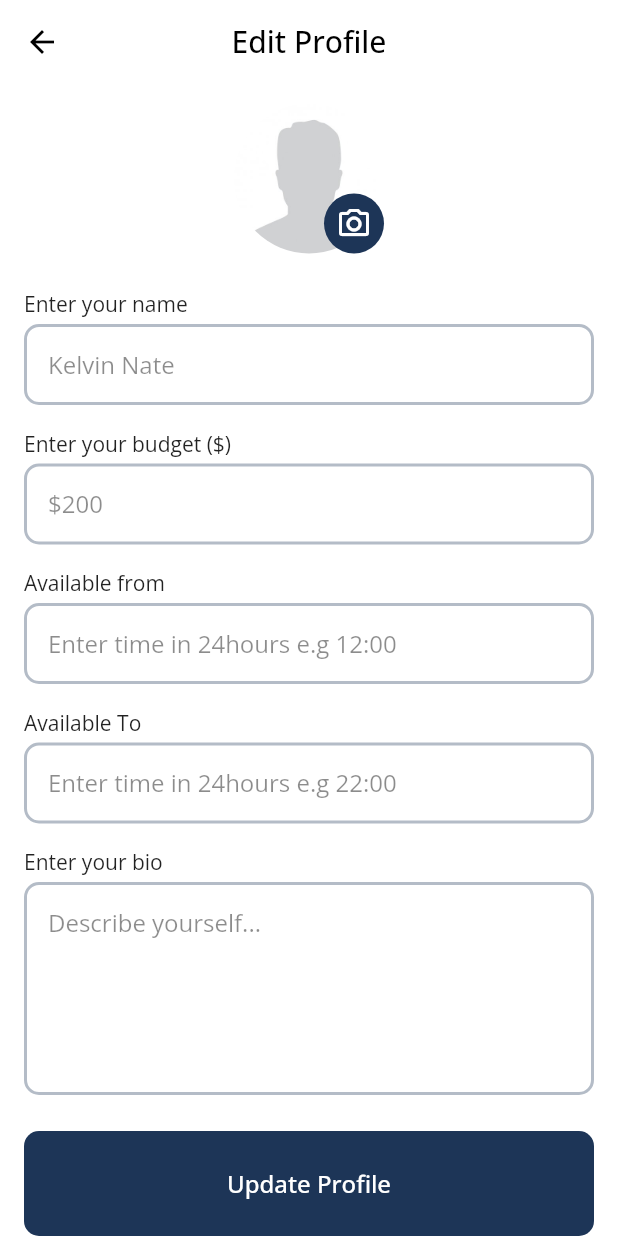
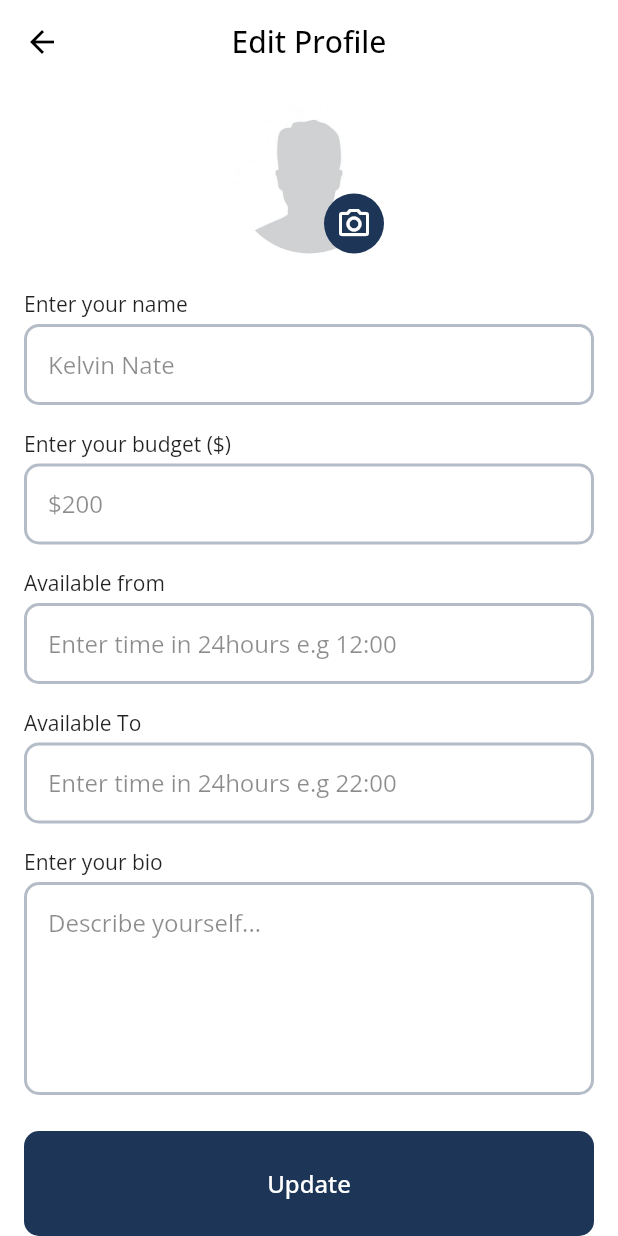
Before and after one commit to ayotech-py/free-time-planner, a Flutter app: the EditProfileView screen opened directly, scrolled down 65 dp, on a phone screen of 412 x 824 dp. Run offline on Flutter 3.47's test engine with Material 2 defaults, Android fonts, the phone set to English and light mode, and no system bars; drawn by our look-alikes of cached_network_image; our stand-ins replace cloud_firestore, device_preview, firebase_auth, firebase_core, geocoding, geolocator and 2 more; accounts and stored records are empty; network calls fail; statements that could not run were skipped.

Commit message:
Change edit profile button

```diff
--- a/lib/features/free_time_planner/tabs/profile/edit_profile/edit_profile_view.dart
+++ b/lib/features/free_time_planner/tabs/profile/edit_profile/edit_profile_view.dart
@@ -130,7 +130,7 @@ class EditProfileView extends StatelessWidget {
                         color: Colors.white,
                       ),
                       child: const AppText(
-                        'Update Profile',
+                        'Update',
                         color: Colors.white,
                         size: 16,
                         fontWeight: FontWeight.w500,
--- a/lib/onboarding/splash_screen/splash_screen_controller.dart
+++ b/lib/onboarding/splash_screen/splash_screen_controller.dart
@@ -32,13 +32,13 @@ class SplashScreenController extends GetxController
 
     if (user != null) {
       await Future.delayed(
-        const Duration(seconds: 1),
+        const Duration(seconds: 3),
       );
       print('Authenticated');
       Get.to(() => const BottomNavigationView());
     } else {
       await Future.delayed(
-        const Duration(seconds: 1),
+        const Duration(seconds: 3),
       );
       Get.to(() => const LoginView());
       print('Not authenticated');
```
Also changed, not shown: pubspec.lock, 1 other file.
